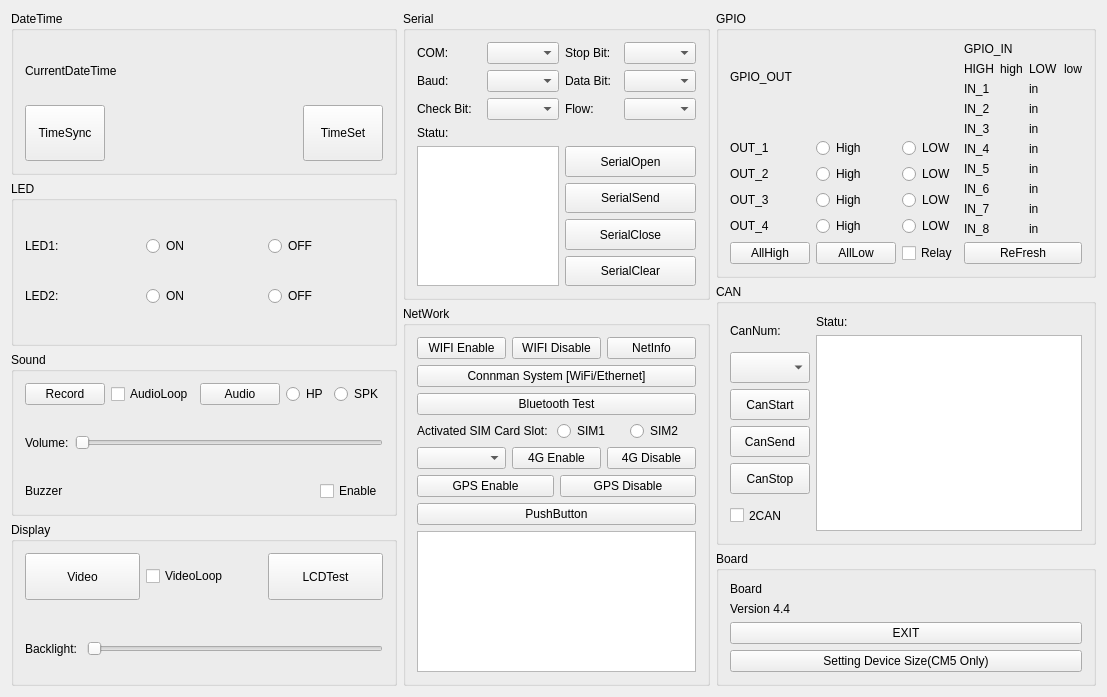
This is mainwindow.ui in Chipsee/hardwaretest as Qt 5 draws it before an edit. The edited form follows.
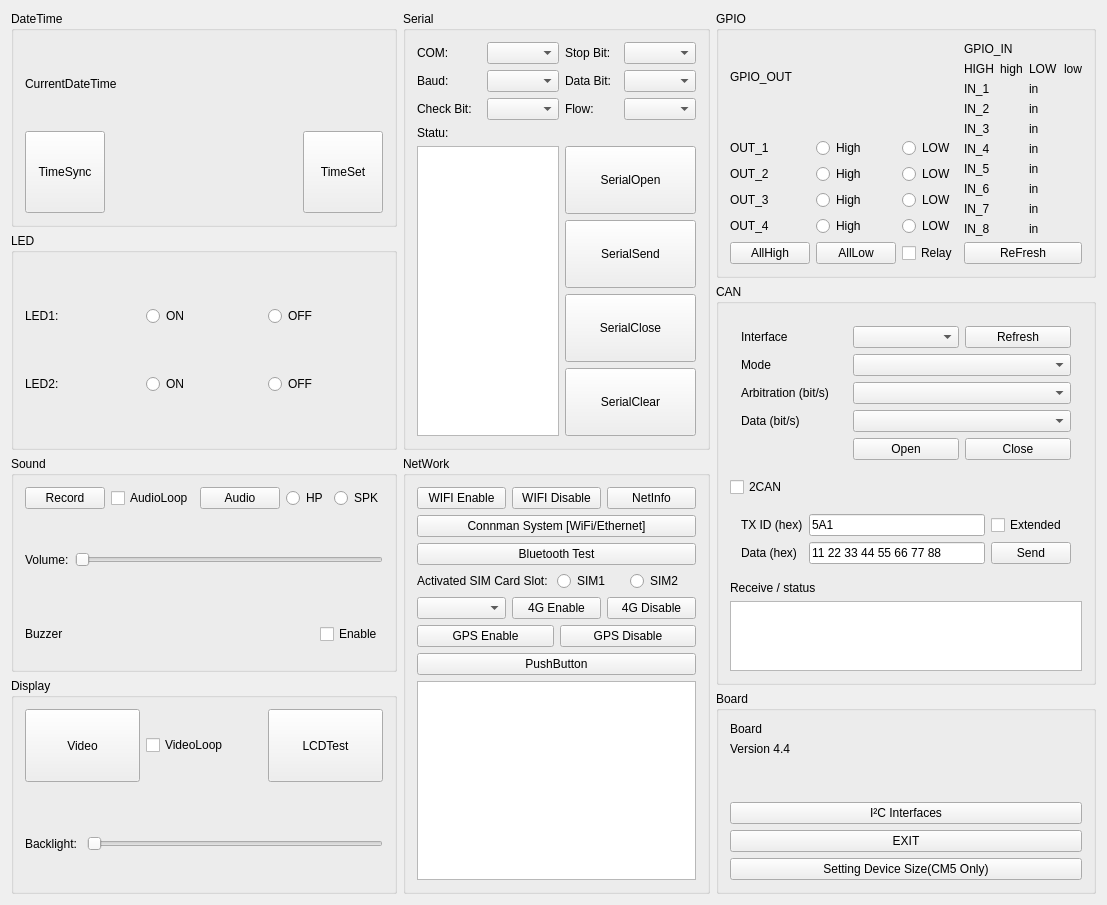
This is the edited form.

```diff
--- a/mainwindow.ui
+++ b/mainwindow.ui
@@ -1171,86 +1171,133 @@
         <property name="title">
          <string>CAN</string>
         </property>
-        <layout class="QHBoxLayout" name="horizontalLayout">
+        <layout class="QVBoxLayout" name="verticalLayout_can">
          <item>
-          <layout class="QVBoxLayout" name="verticalLayout_can_1">
-           <item>
+          <widget class="QWidget" name="widget_canConfig">
+           <layout class="QGridLayout" name="gridLayout_canConfig">
+            <item row="0" column="0">
             <widget class="QLabel" name="label_canNum">
              <property name="text">
-              <string>CanNum:</string>
+               <string>Interface</string>
              </property>
             </widget>
            </item>
-           <item>
-            <widget class="QComboBox" name="comboBox_canNum">
-             <property name="sizePolicy">
-              <sizepolicy hsizetype="Preferred" vsizetype="Preferred">
-               <horstretch>0</horstretch>
-               <verstretch>0</verstretch>
-              </sizepolicy>
+            <item row="0" column="1">
+             <widget class="QComboBox" name="comboBox_canNum"/>
+            </item>
+            <item row="0" column="2">
+             <widget class="QPushButton" name="pushButton_canRefresh">
+              <property name="text">
+               <string>Refresh</string>
              </property>
             </widget>
            </item>
-           <item>
+            <item row="1" column="0">
+             <widget class="QLabel" name="label_canMode">
+              <property name="text">
+               <string>Mode</string>
+              </property>
+             </widget>
+            </item>
+            <item row="1" column="1" colspan="2">
+             <widget class="QComboBox" name="comboBox_canMode"/>
+            </item>
+            <item row="2" column="0">
+             <widget class="QLabel" name="label_canBitRate">
+              <property name="text">
+               <string>Arbitration (bit/s)</string>
+              </property>
+             </widget>
+            </item>
+            <item row="2" column="1" colspan="2">
+             <widget class="QComboBox" name="comboBox_canBitRate"/>
+            </item>
+            <item row="3" column="0">
+             <widget class="QLabel" name="label_canDataBitRate">
+              <property name="text">
+               <string>Data (bit/s)</string>
+              </property>
+             </widget>
+            </item>
+            <item row="3" column="1" colspan="2">
+             <widget class="QComboBox" name="comboBox_canDataBitRate"/>
+            </item>
+            <item row="4" column="1">
             <widget class="QPushButton" name="pushButton_canStart">
-             <property name="sizePolicy">
-              <sizepolicy hsizetype="Minimum" vsizetype="Preferred">
-               <horstretch>0</horstretch>
-               <verstretch>0</verstretch>
-              </sizepolicy>
-             </property>
              <property name="text">
-              <string>CanStart</string>
+               <string>Open</string>
              </property>
             </widget>
            </item>
-           <item>
-            <widget class="QPushButton" name="pushButton_canSend">
-             <property name="sizePolicy">
-              <sizepolicy hsizetype="Minimum" vsizetype="Preferred">
-               <horstretch>0</horstretch>
-               <verstretch>0</verstretch>
-              </sizepolicy>
-             </property>
-             <property name="text">
-              <string>CanSend</string>
-             </property>
-            </widget>
-           </item>
-           <item>
+            <item row="4" column="2">
             <widget class="QPushButton" name="pushButton_canStop">
-             <property name="sizePolicy">
-              <sizepolicy hsizetype="Minimum" vsizetype="Preferred">
-               <horstretch>0</horstretch>
-               <verstretch>0</verstretch>
-              </sizepolicy>
-             </property>
              <property name="text">
-              <string>CanStop</string>
-             </property>
+               <string>Close</string>
+              </property>
+             </widget>
+            </item>
+           </layout>
             </widget>
            </item>
            <item>
             <widget class="QCheckBox" name="checkBox_2can">
-             <property name="sizePolicy">
-              <sizepolicy hsizetype="Minimum" vsizetype="Preferred">
-               <horstretch>0</horstretch>
-               <verstretch>0</verstretch>
-              </sizepolicy>
-             </property>
              <property name="text">
               <string>2CAN</string>
              </property>
             </widget>
            </item>
-          </layout>
-         </item>
          <item>
-          <layout class="QVBoxLayout" name="verticalLayou_can_2">
+          <widget class="QWidget" name="widget_canTransmit">
+           <layout class="QGridLayout" name="gridLayout_canTransmit">
+            <item row="0" column="0">
+             <widget class="QLabel" name="label_canId">
+              <property name="text">
+               <string>TX ID (hex)</string>
+              </property>
+             </widget>
+            </item>
+            <item row="0" column="1">
+             <widget class="QLineEdit" name="lineEdit_canId">
+              <property name="text">
+               <string notr="true">5A1</string>
+              </property>
+             </widget>
+            </item>
+            <item row="0" column="2">
+             <widget class="QCheckBox" name="checkBox_canExtended">
+              <property name="text">
+               <string>Extended</string>
+              </property>
+             </widget>
+            </item>
+            <item row="1" column="0">
+             <widget class="QLabel" name="label_canPayload">
+              <property name="text">
+               <string>Data (hex)</string>
+              </property>
+             </widget>
+            </item>
+            <item row="1" column="1">
+             <widget class="QLineEdit" name="lineEdit_canPayload">
+              <property name="text">
+               <string notr="true">11 22 33 44 55 66 77 88</string>
+              </property>
+             </widget>
+            </item>
+            <item row="1" column="2">
+             <widget class="QPushButton" name="pushButton_canSend">
+              <property name="text">
+               <string>Send</string>
+              </property>
+             </widget>
+            </item>
+           </layout>
+          </widget>
+         </item>
            <item>
             <widget class="QLabel" name="label_can_statu">
              <property name="text">
-              <string>Statu:</string>
+            <string>Receive / status</string>
              </property>
             </widget>
            </item>
@@ -1258,8 +1305,6 @@
             <widget class="QTextBrowser" name="textBrowser_can_text"/>
            </item>
           </layout>
-         </item>
-        </layout>
        </widget>
       </item>
       <item>
@@ -1294,6 +1339,19 @@
            </property>
           </widget>
          </item>
+         <item>
+          <widget class="QLabel" name="labelMemory"/>
+         </item>
+         <item>
+          <widget class="QLabel" name="labelEmmc"/>
+         </item>
+         <item>
+          <widget class="QPushButton" name="pushButton_i2cInfo">
+           <property name="text">
+            <string>I²C Interfaces</string>
+           </property>
+          </widget>
+         </item>
          <item>
           <widget class="QPushButton" name="pushButton_exit">
            <property name="sizePolicy">
```
Lines whose indentation alone changed are shown as unchanged.
